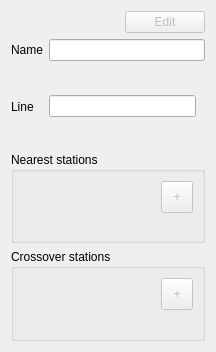
Qt form ui/stationinfo.ui (etengabeko/metromap) before a commit.
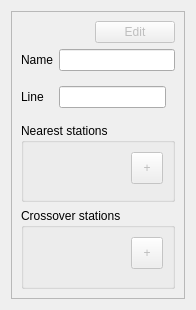
The same form after that commit.

What changed in the file:
```diff
--- a/ui/stationinfo.ui
+++ b/ui/stationinfo.ui
@@ -6,12 +6,30 @@
    <rect>
     <x>0</x>
     <y>0</y>
-    <width>216</width>
-    <height>352</height>
+    <width>196</width>
+    <height>310</height>
    </rect>
   </property>
   <layout class="QVBoxLayout" name="verticalLayout_6">
    <item>
+    <widget class="QScrollArea" name="scrollArea">
+     <property name="horizontalScrollBarPolicy">
+      <enum>Qt::ScrollBarAlwaysOff</enum>
+     </property>
+     <property name="widgetResizable">
+      <bool>true</bool>
+     </property>
+     <widget class="QWidget" name="scrollAreaWidgetContents">
+      <property name="geometry">
+       <rect>
+        <x>0</x>
+        <y>0</y>
+        <width>182</width>
+        <height>296</height>
+       </rect>
+      </property>
+      <layout class="QVBoxLayout" name="verticalLayout_4">
+       <item>
     <layout class="QHBoxLayout" name="horizontalLayout_2">
      <item>
       <spacer name="horizontalSpacer">
@@ -236,6 +254,10 @@
        </spacer>
       </item>
      </layout>
+        </widget>
+       </item>
+      </layout>
+     </widget>
     </widget>
    </item>
   </layout>
```
Lines whose indentation alone changed are shown as unchanged.
